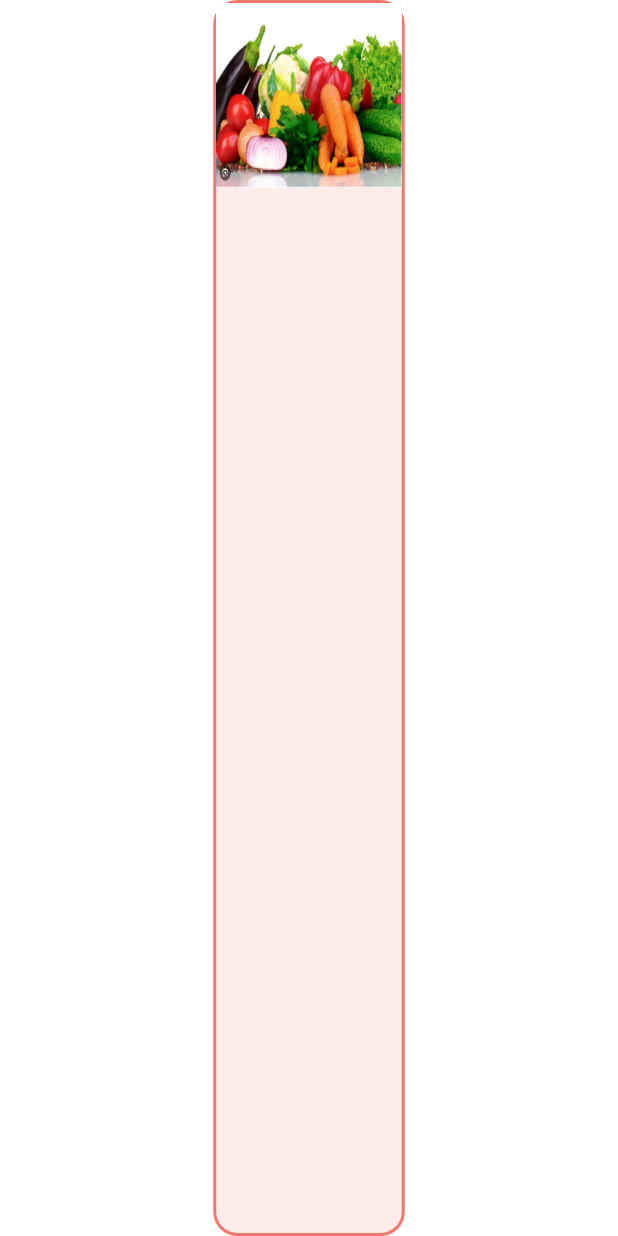
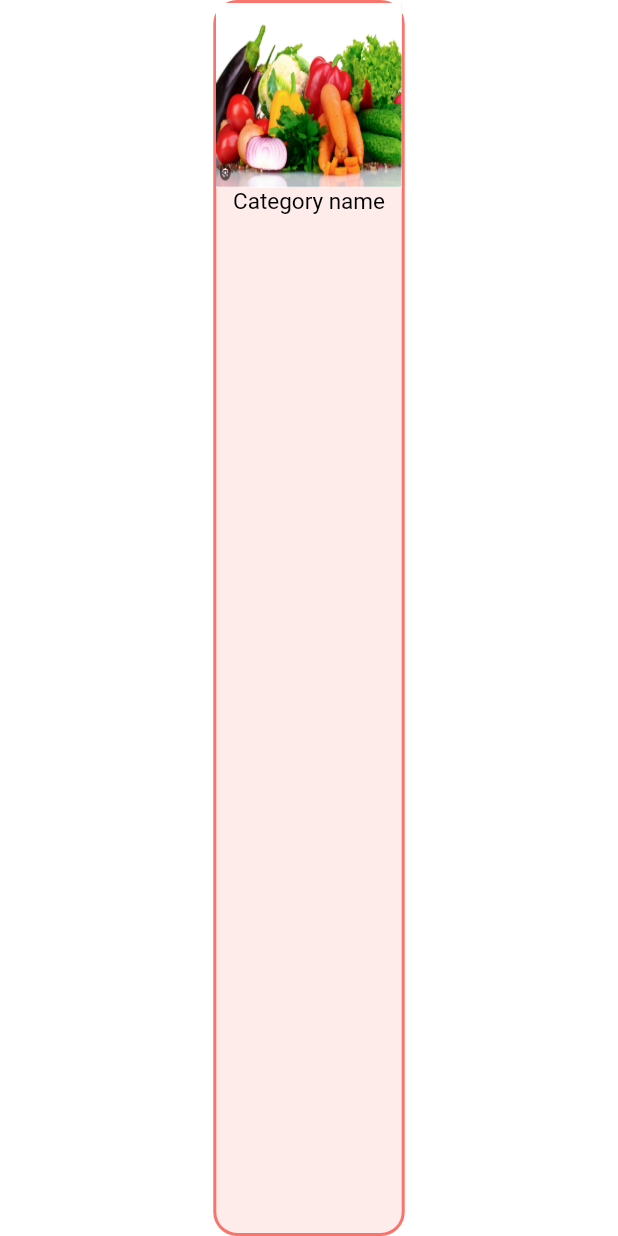
Before and after one commit to Lorena2387/Fruit-and-vegetable-store, a Flutter app: the CategoriesScreen screen opened directly, on a phone screen of 412 x 824 dp. Run offline on Flutter 3.47's test engine with Material 2 defaults, Android fonts, the phone set to English and light mode, and no system bars; our stand-ins replace flutter_iconly.

Commit message:
implement the category desing

```diff
--- a/lib/widgets/categories_widget.dart
+++ b/lib/widgets/categories_widget.dart
@@ -1,11 +1,17 @@
+import 'package:app_frutas_verduras/widgets/text_widget.dart';
 import 'package:flutter/material.dart';
+import 'package:provider/provider.dart';
+
+import '../provider/dark_theme_provider.dart';
 
 class CategoriesWidget extends StatelessWidget {
   const CategoriesWidget({super.key});
 
   @override
   Widget build(BuildContext context) {
+    final themeState = Provider.of<DarkThemeProvider>(context);
     double _screenWidth = MediaQuery.of(context).size.width;
+    final Color color = themeState.getDarkTheme ? Colors.white : Colors.black;
     return Container(
       decoration: BoxDecoration(
         color: Colors.red.withOpacity(0.1),
@@ -24,7 +30,8 @@
               image: DecorationImage(
                   image: AssetImage('asset/cat/veg.png'), fit: BoxFit.fill),
             ),
-          )
+          ),
+          TextWidget(text: 'Category name', color: color, textSize: 15)
         ],
       ),
     );
--- a/lib/widgets/text_widget.dart
+++ b/lib/widgets/text_widget.dart
@@ -1,5 +1,6 @@
 import 'package:flutter/material.dart';
 
+// ignore: must_be_immutable
 class TextWidget extends StatelessWidget {
   TextWidget({
     super.key,
```
